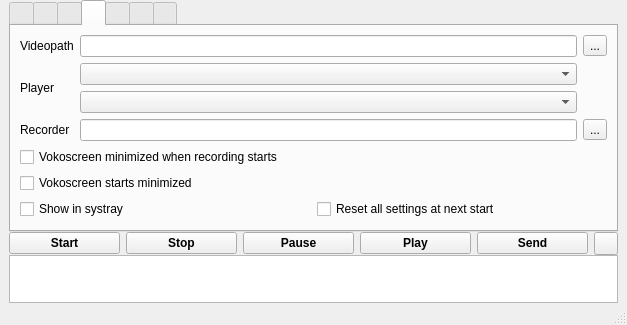
yanuarakhid/vokoscreen, file vokoscreen.ui: the form before one commit.
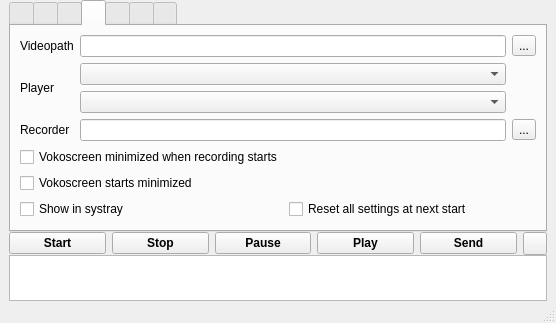
The form after the commit. The open tabs and pages were chosen to show the change.

```diff
--- a/vokoscreen.ui
+++ b/vokoscreen.ui
@@ -6,8 +6,8 @@
    <rect>
     <x>0</x>
     <y>0</y>
-    <width>627</width>
-    <height>325</height>
+    <width>556</width>
+    <height>323</height>
    </rect>
   </property>
   <property name="sizePolicy">
@@ -585,31 +585,29 @@
            </layout>
           </item>
           <item>
-           <layout class="QVBoxLayout" name="verticalLayout_17">
-            <item>
-             <widget class="QCheckBox" name="MinimizedCheckBox">
-              <property name="text">
-               <string>Vokoscreen minimized when recording starts</string>
-              </property>
-             </widget>
-            </item>
-            <item>
+           <layout class="QGridLayout" name="gridLayout_9">
+            <item row="1" column="0">
              <widget class="QCheckBox" name="MinimizedByStartCheckBox">
               <property name="text">
                <string>Vokoscreen starts minimized</string>
               </property>
              </widget>
             </item>
-            <item>
-             <layout class="QHBoxLayout" name="horizontalLayout_9">
-              <item>
+            <item row="2" column="0">
                <widget class="QCheckBox" name="SystrayCheckBox">
                 <property name="text">
                  <string>Show in systray</string>
                 </property>
                </widget>
               </item>
-              <item>
+            <item row="0" column="0">
+             <widget class="QCheckBox" name="MinimizedCheckBox">
+              <property name="text">
+               <string>Vokoscreen minimized when recording starts</string>
+              </property>
+             </widget>
+            </item>
+            <item row="2" column="1">
                <widget class="QCheckBox" name="ResetCheckBox">
                 <property name="text">
                  <string>Reset all settings at next start</string>
@@ -619,8 +617,6 @@
              </layout>
             </item>
            </layout>
-          </item>
-         </layout>
         </widget>
         <widget class="QWidget" name="TabWidgetWebcamFrame">
          <attribute name="title">
```
Left out of the diff: 10 changed lines with no effect on the pictures. Lines whose indentation alone changed are shown as unchanged.
